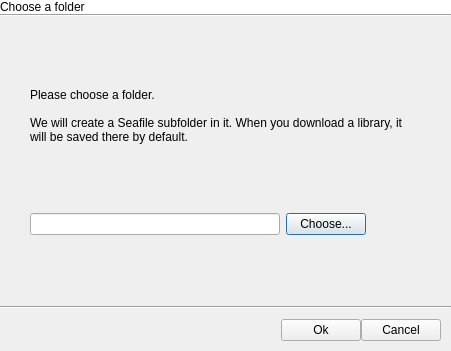
Above: ui/init-seafile-dialog.ui from haiwen/seafile-client before the change. Below: the same form after it.
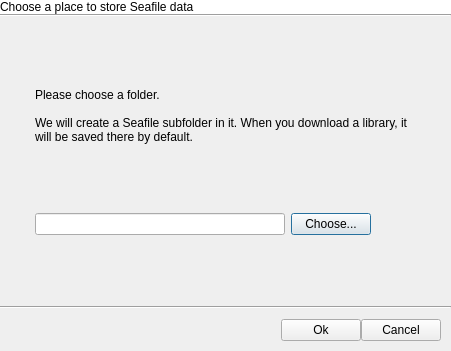
That is the form after the change.

Commit message: Improve init-seafile-dialog

```diff
--- a/ui/init-seafile-dialog.ui
+++ b/ui/init-seafile-dialog.ui
@@ -26,7 +26,7 @@
       <string notr="true">background: white;</string>
      </property>
      <property name="text">
-      <string>Choose a folder</string>
+      <string>Choose a place to store Seafile data</string>
      </property>
      <property name="margin">
       <number>10</number>
@@ -53,7 +53,7 @@
      </property>
      <layout class="QHBoxLayout" name="horizontalLayout_2">
       <property name="leftMargin">
-       <number>30</number>
+       <number>35</number>
       </property>
       <property name="rightMargin">
        <number>30</number>
```
